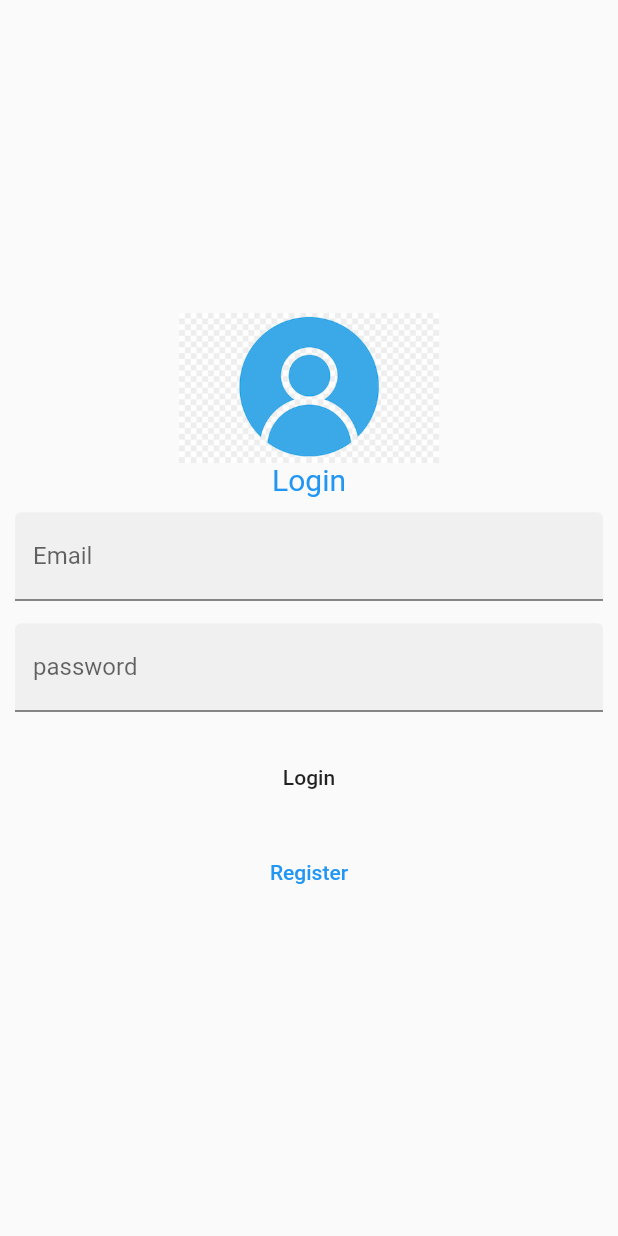
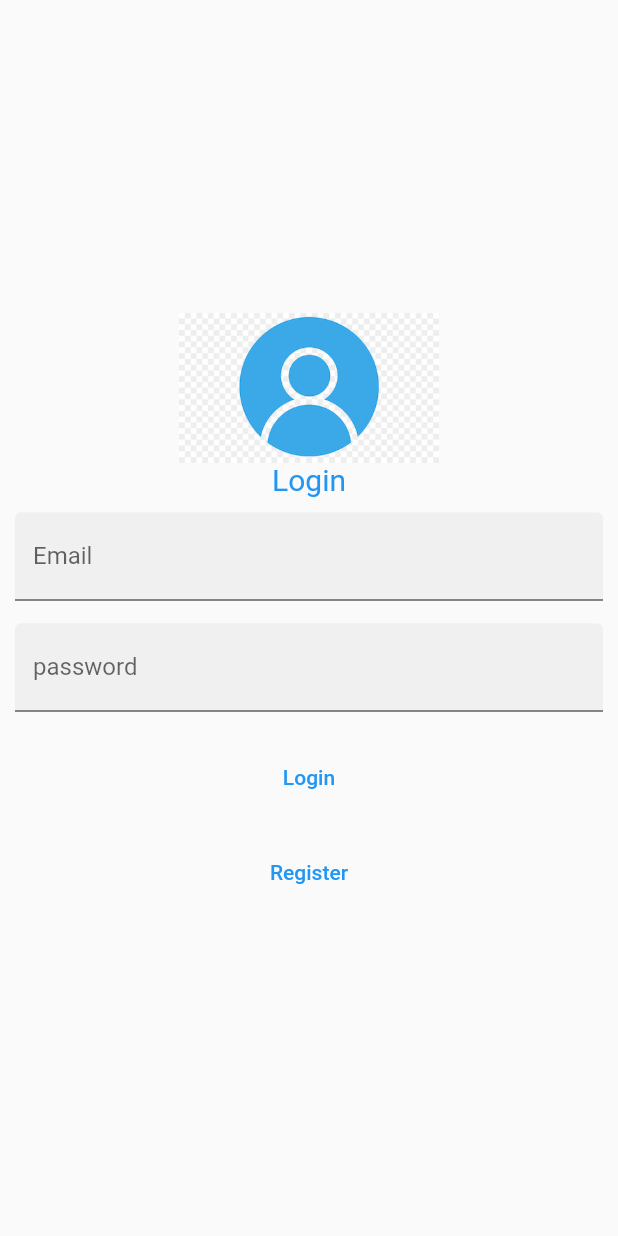
Before and after one commit to thana19/flutter_login_profile, a Flutter app: the screen it shows after launch, after a tap on "Login", on a phone screen of 412 x 824 dp. Run offline on Flutter 3.47's test engine with Material 2 defaults, Android fonts, the phone set to English and light mode, and no system bars; drawn by our look-alikes of flutter_form_builder; network calls fail.

Commit message:
change repo commit

```diff
--- a/lib/pages/LoginPage.dart
+++ b/lib/pages/LoginPage.dart
@@ -27,9 +27,9 @@ class _LoginPageState extends State<LoginPage> {
     var body = convert.jsonDecode(response.body);
 
     if (response.statusCode == 200) {
-      print("login");
-      // final snackBar = SnackBar(content: Text('Login'));
-      // ScaffoldMessenger.of(context).showSnackBar(snackBar);
+      print("Logged In");
+      final snackBar = SnackBar(content: Text('Logged In'));
+      ScaffoldMessenger.of(context).showSnackBar(snackBar);
 
       // Navigator.pushNamedAndRemoveUntil(context, '/home', (Route<dynamic> route) => false);
       Navigator.pushNamed(context, '/home');
@@ -39,7 +39,6 @@ class _LoginPageState extends State<LoginPage> {
 
       final snackBar2 = SnackBar(content: Text(body['message']));
       ScaffoldMessenger.of(context).showSnackBar(snackBar2);
-
     }
 
   }
@@ -97,7 +96,7 @@ class _LoginPageState extends State<LoginPage> {
                                print(_formKey.currentState!.value);
                                _login(_formKey.currentState!.value);
                               },
-                              child: Text("Login",),
+                              child: Text("Login",style: TextStyle(color: Colors.blue)),
                             ),
                           ),
                           SizedBox(height: 15),
```
